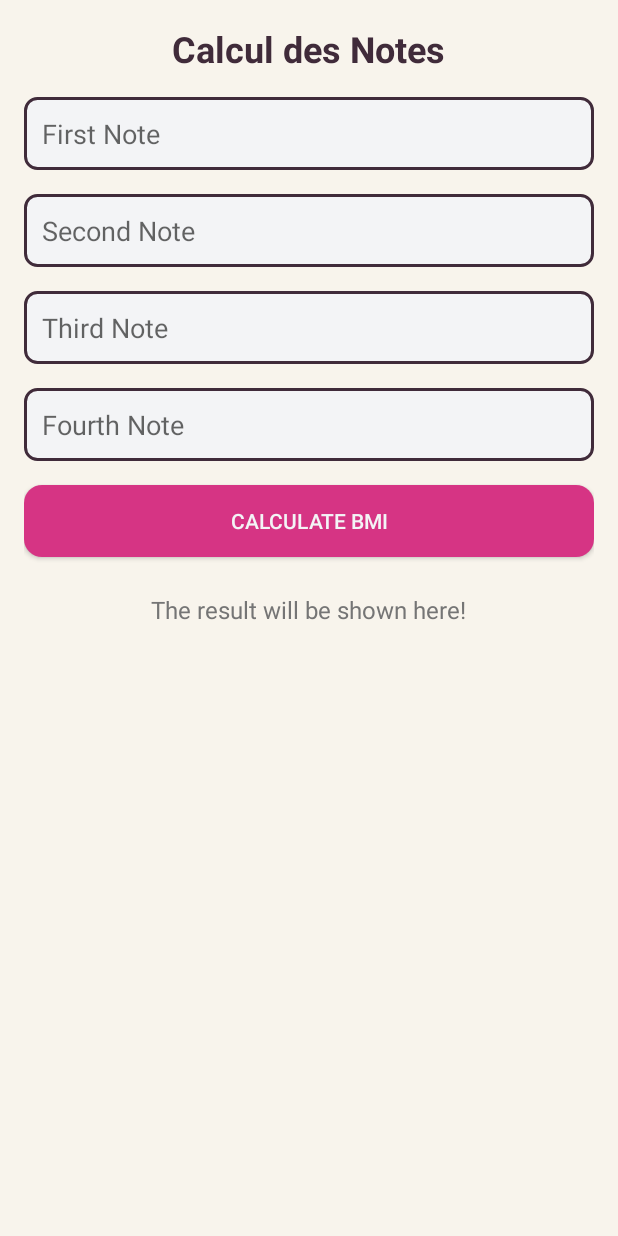
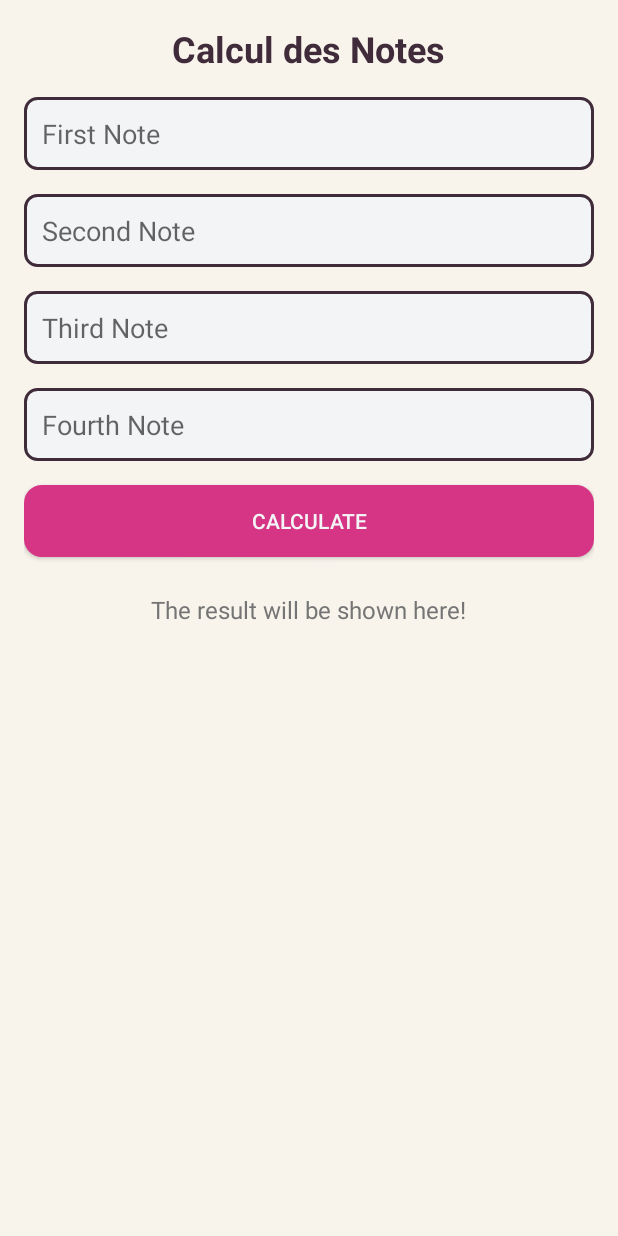
Before and after one commit to kuriboh23/Moy-Calc, an Android app: the screen it shows after launch (MainActivity), on a phone screen of 412 x 824 dp. Run offline under Robolectric (Android 15) with nearby library versions, the phone set to English and light mode, and no system bars.

Commit message:
Update activity_main.xml

```diff
--- a/app/src/main/res/layout/activity_main.xml
+++ b/app/src/main/res/layout/activity_main.xml
@@ -61,7 +61,7 @@ android:background="@color/main_bg">
         android:layout_width="match_parent"
         android:layout_height="wrap_content"
         android:layout_marginTop="16dp"
-        android:text="Calculate BMI"
+        android:text="Calculate"
         android:background="@drawable/bg_btn"
         android:textColor="@color/background" />
     <TextView
```
